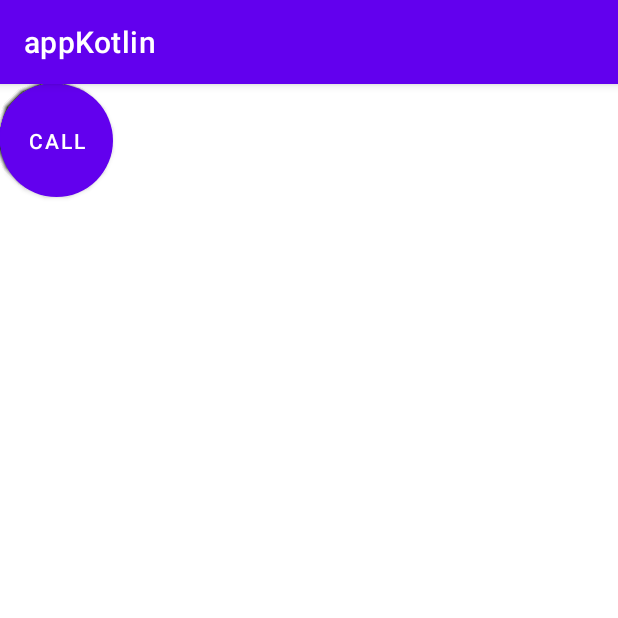
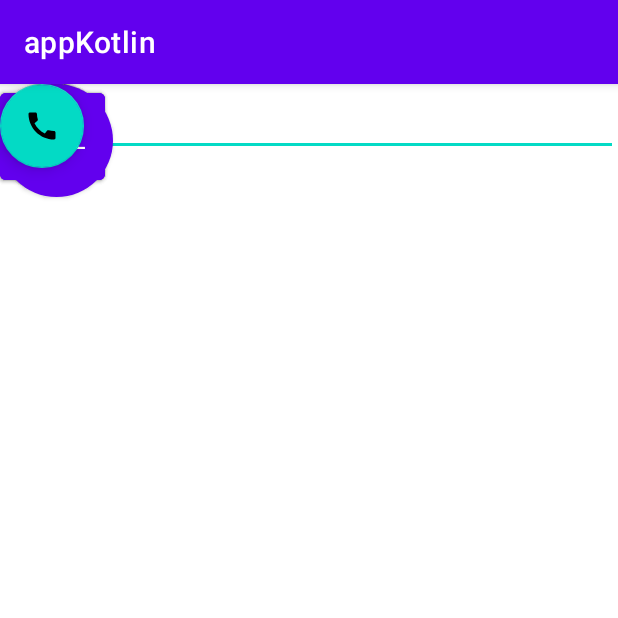
Before and after one commit to renatovalente5/CM21_89077, an Android app: the screen it shows after launch (MainActivity), on a phone screen of 412 x 824 dp, the top half of it. Run offline under Robolectric (Android 15) with nearby library versions, the phone set to English and light mode, and no system bars.

Commit message:
a funcionar

```diff
--- a/appKotlin/app/src/main/AndroidManifest.xml
+++ b/appKotlin/app/src/main/AndroidManifest.xml
@@ -1,6 +1,8 @@
 <?xml version="1.0" encoding="utf-8"?>
 <manifest xmlns:android="http://schemas.android.com/apk/res/android"
     package="pt.ua.appkotlin">
+
+    <uses-permission android:name="android.permission.CALL_PHONE"/>
 
     <application
         android:allowBackup="true"
@@ -8,8 +10,7 @@
         android:label="@string/app_name"
         android:roundIcon="@mipmap/ic_launcher_round"
         android:supportsRtl="true"
-        android:theme="@style/Theme.AppKotlin"
-        android:background="@color/white">
+        android:theme="@style/Theme.AppKotlin">
         <activity
             android:name=".MainActivity"
             android:exported="true">
--- a/appKotlin/app/src/main/java/pt/ua/appkotlin/MainActivity.kt
+++ b/appKotlin/app/src/main/java/pt/ua/appkotlin/MainActivity.kt
@@ -1,11 +1,50 @@
 package pt.ua.appkotlin
 
+import android.Manifest
+import android.content.Intent
+import android.content.pm.PackageManager
+import android.net.Uri
+import android.os.Bundle
+import android.view.View
+import android.widget.EditText
+import android.widget.ImageView
 import androidx.appcompat.app.AppCompatActivity
-import android.os.Bundle
+import androidx.core.app.ActivityCompat
+import androidx.core.content.ContextCompat
+import com.google.android.material.floatingactionbutton.FloatingActionButton
+
 
 class MainActivity : AppCompatActivity() {
+    var phoneNo: EditText? = null
+    var callbtn: FloatingActionButton? = null
+
     override fun onCreate(savedInstanceState: Bundle?) {
         super.onCreate(savedInstanceState)
         setContentView(R.layout.activity_main)
+        phoneNo = findViewById(R.id.editTextPhone)
+        callbtn = findViewById(R.id.callbtn)
+
+        if (ContextCompat.checkSelfPermission(
+                this@MainActivity,
+                Manifest.permission.CALL_PHONE
+            ) != PackageManager.PERMISSION_GRANTED
+        ) {
+            ActivityCompat.requestPermissions(
+                this@MainActivity,
+                arrayOf(Manifest.permission.CALL_PHONE),
+                PERMISSION_CODE
+            )
+        }
+
+        callbtn!!.setOnClickListener(View.OnClickListener {
+            val phoneno = phoneNo!!.getText().toString()
+            val i = Intent(Intent.ACTION_CALL)
+            i.data = Uri.parse("tel:$phoneno")
+            startActivity(i)
+        })
+    }
+
+    companion object {
+        var PERMISSION_CODE = 100
     }
 }
--- a/appKotlin/app/src/main/res/drawable-v24/round_button.xml
+++ b/appKotlin/app/src/main/res/drawable-v24/round_button.xml
@@ -2,12 +2,12 @@
 <selector xmlns:android="http://schemas.android.com/apk/res/android">
     <item android:state_pressed="false">
         <shape android:shape="oval">
-            <solid android:color="#fa09ad"/>
+            <solid android:color="@color/black"/>
         </shape>
     </item>
     <item android:state_pressed="true">
         <shape android:shape="oval">
-            <solid android:color="#c20586"/>
+            <solid android:color="@color/black"/>
         </shape>
     </item>
 </selector>
--- /dev/null
+++ b/appKotlin/app/src/main/res/drawable/ic_baseline_call_24.xml
@@ -0,0 +1,10 @@
+<vector xmlns:android="http://schemas.android.com/apk/res/android"
+    android:width="24dp"
+    android:height="24dp"
+    android:viewportWidth="24"
+    android:viewportHeight="24"
+    android:tint="?attr/colorControlNormal">
+  <path
+      android:fillColor="@android:color/white"
+      android:pathData="M20.01,15.38c-1.23,0 -2.42,-0.2 -3.53,-0.56 -0.35,-0.12 -0.74,-0.03 -1.01,0.24l-1.57,1.97c-2.83,-1.35 -5.48,-3.9 -6.89,-6.83l1.95,-1.66c0.27,-0.28 0.35,-0.67 0.24,-1.02 -0.37,-1.11 -0.56,-2.3 -0.56,-3.53 0,-0.54 -0.45,-0.99 -0.99,-0.99H4.19C3.65,3 3,3.24 3,3.99 3,13.28 10.73,21 20.01,21c0.71,0 0.99,-0.63 0.99,-1.18v-3.45c0,-0.54 -0.45,-0.99 -0.99,-0.99z"/>
+</vector>
--- a/appKotlin/app/src/main/res/layout/activity_main.xml
+++ b/appKotlin/app/src/main/res/layout/activity_main.xml
@@ -1,11 +1,42 @@
 <?xml version="1.0" encoding="utf-8"?>
+
 <androidx.constraintlayout.widget.ConstraintLayout xmlns:android="http://schemas.android.com/apk/res/android"
     xmlns:app="http://schemas.android.com/apk/res-auto"
     xmlns:tools="http://schemas.android.com/tools"
     android:layout_width="match_parent"
     android:layout_height="match_parent"
+    android:background="@color/white"
     tools:context=".MainActivity">
 
+    <Button
+        android:id="@+id/button14"
+        android:layout_width="70dp"
+        android:layout_height="70dp"
+        android:gravity="center_vertical|center_horizontal"
+        android:text="mãe"
+        tools:ignore="MissingConstraints"
+        tools:layout_editor_absoluteX="80dp"
+        tools:layout_editor_absoluteY="200dp" />
+
+    <Button
+        android:id="@+id/button15"
+        android:layout_width="70dp"
+        android:layout_height="70dp"
+        android:gravity="center_vertical|center_horizontal"
+        android:text="pai"
+        tools:ignore="MissingConstraints"
+        tools:layout_editor_absoluteX="180dp"
+        tools:layout_editor_absoluteY="200dp" />
+
+    <Button
+        android:id="@+id/button16"
+        android:layout_width="70dp"
+        android:layout_height="70dp"
+        android:gravity="center_vertical|center_horizontal"
+        android:text="avó"
+        tools:ignore="MissingConstraints"
+        tools:layout_editor_absoluteX="280dp"
+        tools:layout_editor_absoluteY="200dp" />
 
     <Button
         android:id="@+id/button1"
@@ -150,4 +181,27 @@
         tools:layout_editor_absoluteX="180dp"
         tools:layout_editor_absoluteY="628dp" />
 
+    <EditText
+        android:id="@+id/editTextPhone"
+        android:layout_width="match_parent"
+        android:layout_height="wrap_content"
+        android:ems="10"
+        android:inputType="phone"
+        android:minHeight="48dp"
+        tools:ignore="MissingConstraints"
+        tools:layout_editor_absoluteX="100dp"
+        tools:layout_editor_absoluteY="108dp" />
+
+
+    <com.google.android.material.floatingactionbutton.FloatingActionButton
+        android:id="@+id/callbtn"
+        android:layout_width="wrap_content"
+        android:layout_height="wrap_content"
+        android:clickable="true"
+        app:srcCompat="@drawable/ic_baseline_call_24"
+        tools:layout_editor_absoluteX="294dp"
+        tools:layout_editor_absoluteY="638dp"
+        tools:ignore="MissingConstraints" />
+
+
 </androidx.constraintlayout.widget.ConstraintLayout>
--- a/appKotlin/build.gradle
+++ b/appKotlin/build.gradle
@@ -11,6 +11,7 @@ buildscript {
         // NOTE: Do not place your application dependencies here; they belong
         // in the individual module build.gradle files
     }
+
 }
 
 task clean(type: Delete) {
```
